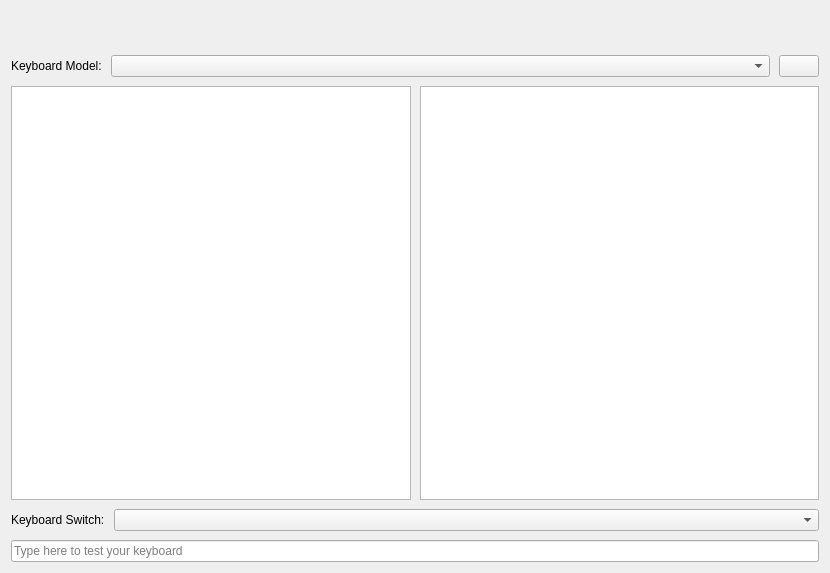
calamares/calamares, file src/modules/keyboard/KeyboardPage.ui: the form before one commit.
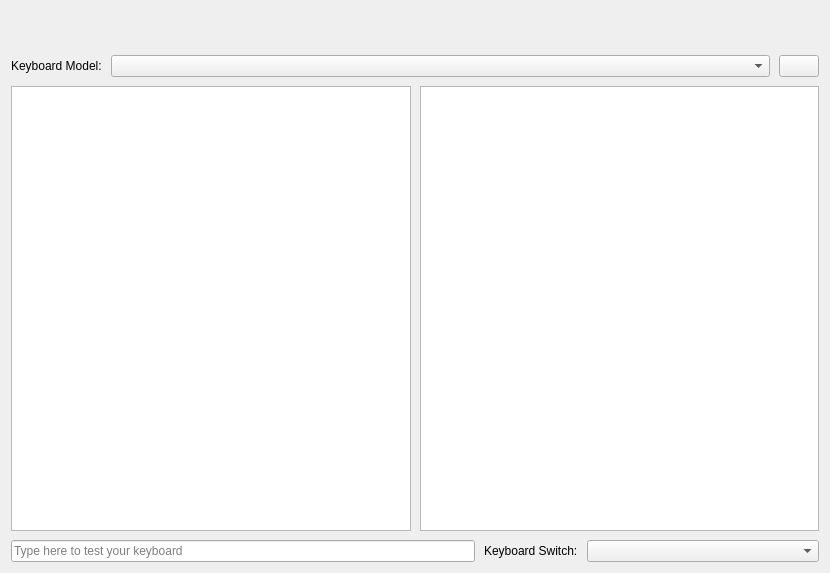
The form after the commit. Icons and pictures are not drawn.

Commit message: keyboard switch to same line

Diff of the .ui file:
```diff
--- a/src/modules/keyboard/KeyboardPage.ui
+++ b/src/modules/keyboard/KeyboardPage.ui
@@ -122,6 +122,31 @@
      <property name="topMargin">
       <number>0</number>
      </property>
+     <item>
+      <widget class="QLineEdit" name="LE_TestKeyboard">
+       <property name="sizePolicy">
+        <sizepolicy hsizetype="Expanding" vsizetype="Fixed">
+         <horstretch>2</horstretch>
+         <verstretch>0</verstretch>
+        </sizepolicy>
+       </property>
+       <property name="font">
+        <font>
+         <weight>50</weight>
+         <bold>false</bold>
+        </font>
+       </property>
+       <property name="inputMask">
+        <string/>
+       </property>
+       <property name="text">
+        <string/>
+       </property>
+       <property name="placeholderText">
+        <string>Type here to test your keyboard</string>
+       </property>
+      </widget>
+     </item>
      <item>
       <widget class="QLabel" name="label_2">
        <property name="text">
@@ -132,34 +157,21 @@
      <item>
       <widget class="QComboBox" name="groupSelector">
        <property name="sizePolicy">
-        <sizepolicy hsizetype="Expanding" vsizetype="Fixed">
-         <horstretch>0</horstretch>
+        <sizepolicy hsizetype="MinimumExpanding" vsizetype="Fixed">
+         <horstretch>1</horstretch>
          <verstretch>0</verstretch>
         </sizepolicy>
        </property>
+       <property name="minimumSize">
+        <size>
+         <width>0</width>
+         <height>0</height>
+        </size>
+       </property>
       </widget>
      </item>
     </layout>
    </item>
-   <item>
-    <widget class="QLineEdit" name="LE_TestKeyboard">
-     <property name="font">
-      <font>
-       <weight>50</weight>
-       <bold>false</bold>
-      </font>
-     </property>
-     <property name="inputMask">
-      <string/>
-     </property>
-     <property name="text">
-      <string/>
-     </property>
-     <property name="placeholderText">
-      <string>Type here to test your keyboard</string>
-     </property>
-    </widget>
-   </item>
   </layout>
  </widget>
  <tabstops>
```
The commit also changes 6 other files.
